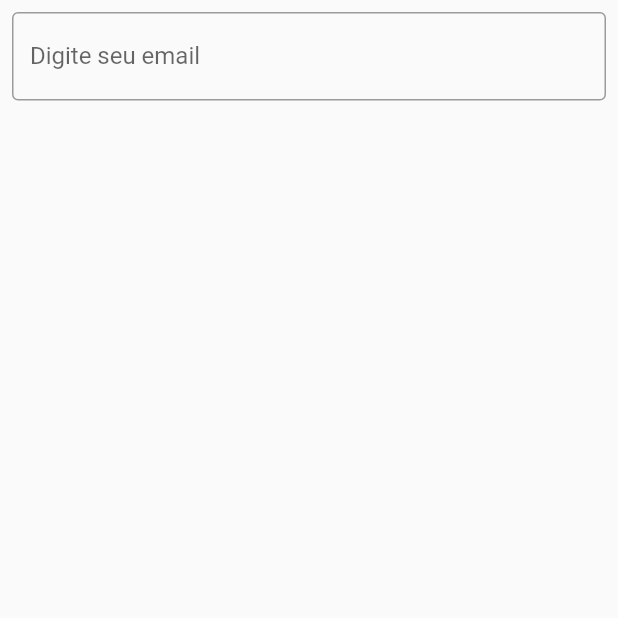
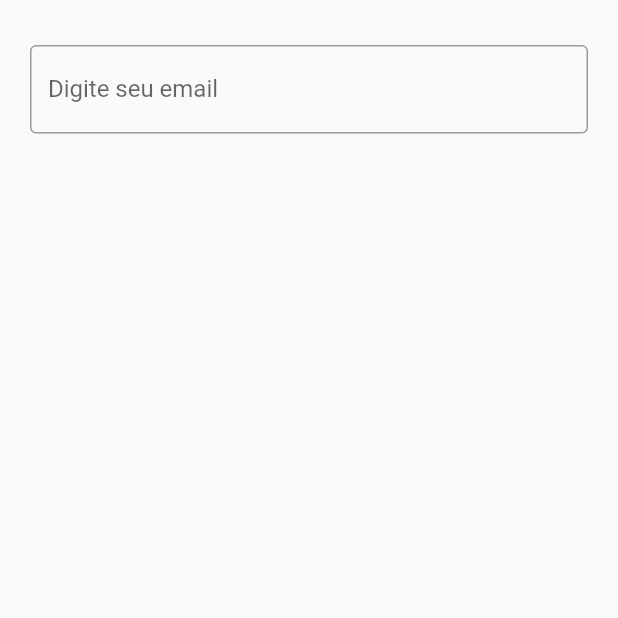
Before and after one commit to EmanuelJuniior/flutter_cadastro, a Flutter app: the screen it shows after launch, on a phone screen of 412 x 824 dp, the top half of it. Run offline on Flutter 3.47's test engine with Material 2 defaults, Android fonts, the phone set to English and light mode, and no system bars.

Commit message:
prototico7SemBugs

```diff
--- a/lib/home_page.dart
+++ b/lib/home_page.dart
@@ -12,7 +12,11 @@ class _HomePageState extends State<HomePage> {
   Widget build(BuildContext context) {
     return Scaffold(
       body: Padding(
-        padding: const EdgeInsets.all(8.0),
+        padding: const EdgeInsets.only(
+          top: 30,
+          left: 20,
+          right: 20,
+        ),
         child: Form(
             child: ListView(
           children: [
```
